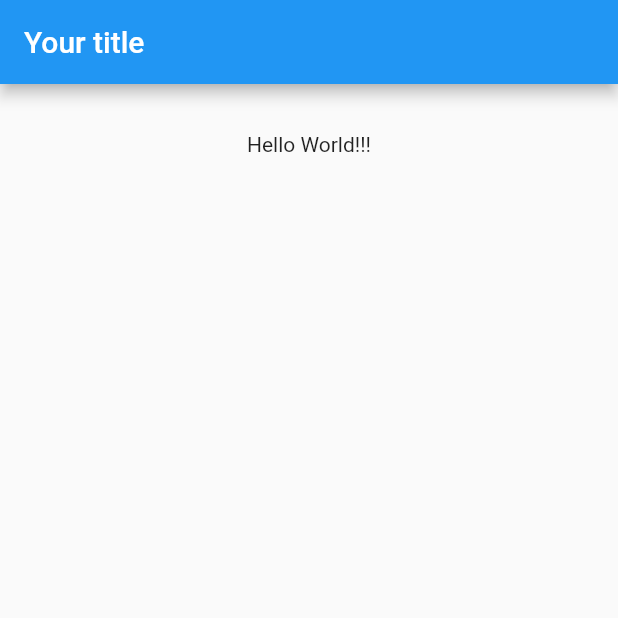
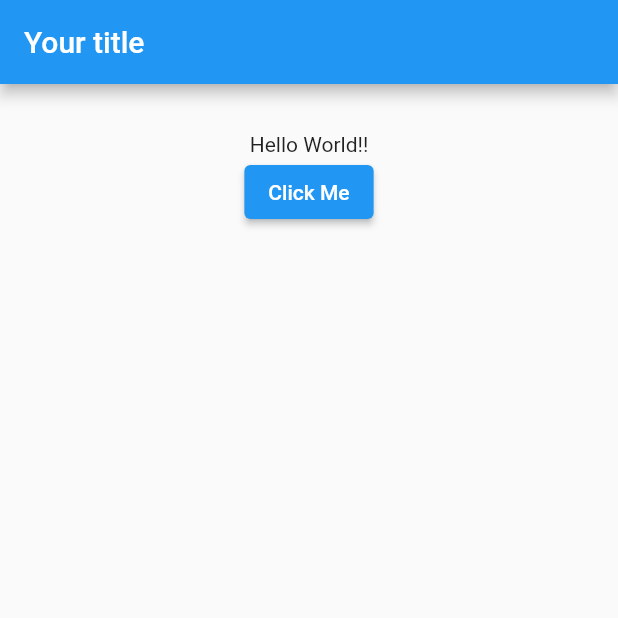
Before and after one commit to MockingJay-TC/100days_of_flutter, a Flutter app: the screen it shows after launch, on a phone screen of 412 x 824 dp, the top half of it. Run offline on Flutter 3.47's test engine with Material 2 defaults, Android fonts, the phone set to English and light mode, and no system bars.

Commit message:
added a button

```diff
--- a/lib/main.dart
+++ b/lib/main.dart
@@ -20,7 +20,17 @@ class MyApp extends StatefulWidget {
 
 // creating a state class extending state with parameter MyApp
 class _State extends State<MyApp> {
+
+  String _value = 'Hello World!!';
+
+  void changeName() {
+    setState(() {
+      _value = "My name is Victor";
+    });
+  }
+
   @override
+  // widget build is like rendering, and this presents whatever widget to the screen
   Widget build(BuildContext context) {
     // returning a Scaffold to the screen
     // Scaffolds are of different layers
@@ -32,16 +42,25 @@ class _State extends State<MyApp> {
       ),
       // now to the second layer, which is the body, this where the main contenet is going to be.
       body: new Container(
+        // add padding to all sides of the body content
         padding: new EdgeInsets.all(32.0),
+        // center the content in the body
         child: new Center(
+          // passing content to a column
           child: new Column(
+            // column takes children which includes Text
             children: <Widget>[
-              new Text("Hello World!!!")
+              // passing a text to the body
+              new Text(_value),
+              new ElevatedButton(
+                  onPressed: () {
+                    changeName();
+                  },
+                  child: new Text("Click Me"))
             ],
           ),
         ),
       ),
     );
-
   }
 }
```
